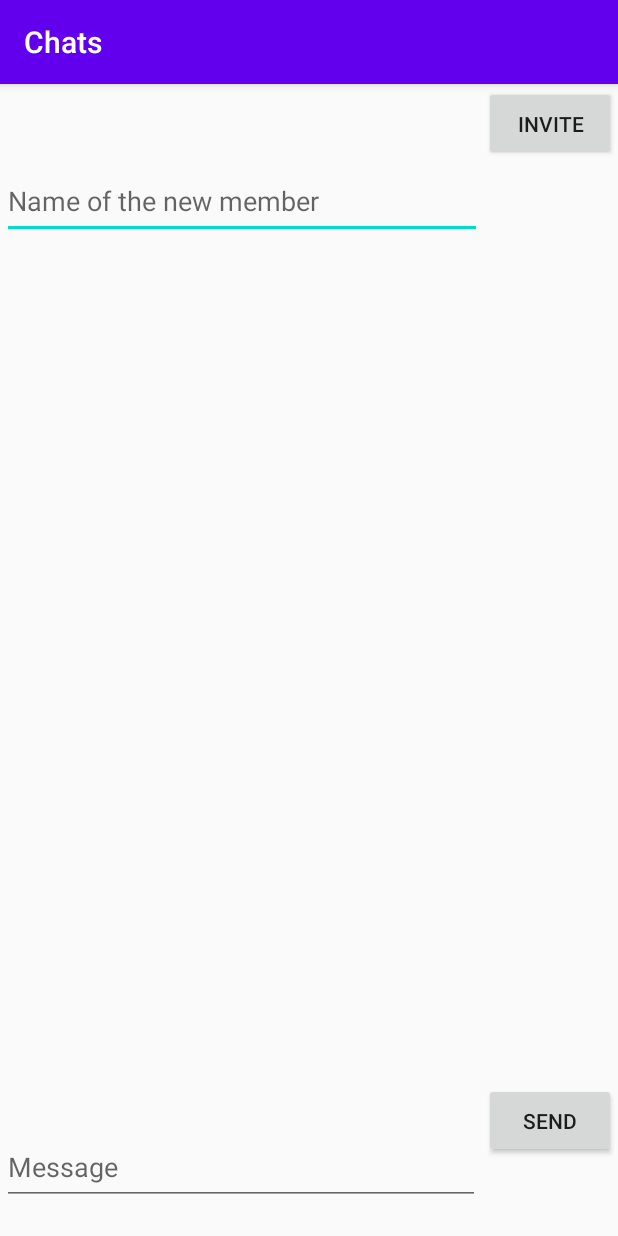
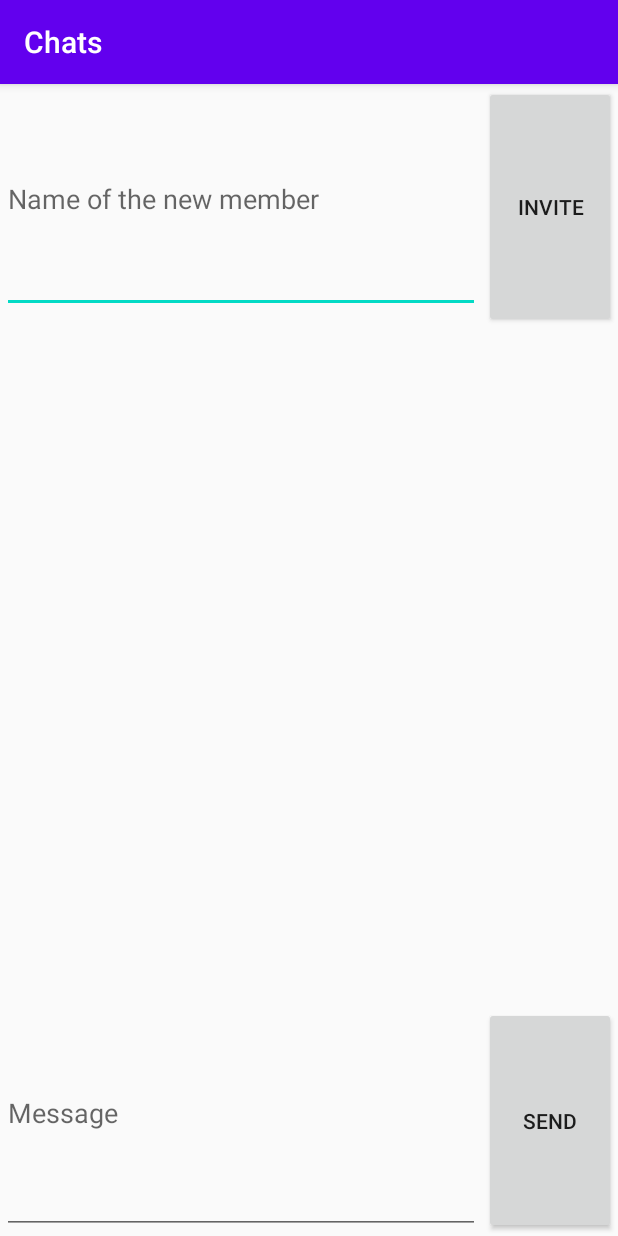
Before and after one commit to TheFatCat101/CSE5236_Project, an Android app: the ChatRoomFragment screen opened directly, with no data from a screen before it, on a phone screen of 412 x 824 dp. Run offline under Robolectric (Android 15) with nearby library versions, the phone set to English and light mode, and no system bars; our stand-ins replace Firebase (no records; nobody signed in at launch, a user with empty details on screens opened directly).

```diff
--- a/app/src/main/res/layout/fragment_chat_room.xml
+++ b/app/src/main/res/layout/fragment_chat_room.xml
@@ -13,9 +13,9 @@
         <EditText
             android:id="@+id/member_to_invite"
             android:layout_width="0dp"
-            android:layout_height="50dp"
+            android:layout_height="0dp"
             android:layout_marginStart="1dp"
-            android:layout_marginTop="3dp"
+            android:layout_marginTop="1dp"
             android:layout_marginEnd="1dp"
             android:layout_marginBottom="1dp"
             android:accessibilityLiveRegion="assertive"
@@ -33,11 +33,15 @@
         <Button
             android:id="@+id/invite"
             android:layout_width="wrap_content"
-            android:layout_height="50dp"
+            android:layout_height="0dp"
+            android:layout_marginStart="1dp"
             android:layout_marginTop="1dp"
             android:layout_marginEnd="1dp"
+            android:layout_marginBottom="1dp"
             android:text="@string/Invite"
+            app:layout_constraintBottom_toTopOf="@+id/scrollView2"
             app:layout_constraintEnd_toEndOf="parent"
+            app:layout_constraintStart_toEndOf="@+id/member_to_invite"
             app:layout_constraintTop_toTopOf="parent" />
 
         <ScrollView
@@ -61,7 +65,7 @@
         <EditText
             android:id="@+id/new_message"
             android:layout_width="0dp"
-            android:layout_height="50dp"
+            android:layout_height="0dp"
             android:layout_marginStart="1dp"
             android:layout_marginTop="1dp"
             android:layout_marginEnd="1dp"
@@ -80,11 +84,11 @@
         <Button
             android:id="@+id/send"
             android:layout_width="wrap_content"
-            android:layout_height="50dp"
+            android:layout_height="0dp"
             android:layout_marginStart="1dp"
             android:layout_marginTop="1dp"
             android:layout_marginEnd="1dp"
-            android:layout_marginBottom="2dp"
+            android:layout_marginBottom="1dp"
             android:text="@string/Send"
             app:layout_constraintBottom_toBottomOf="parent"
             app:layout_constraintEnd_toEndOf="parent"
```
